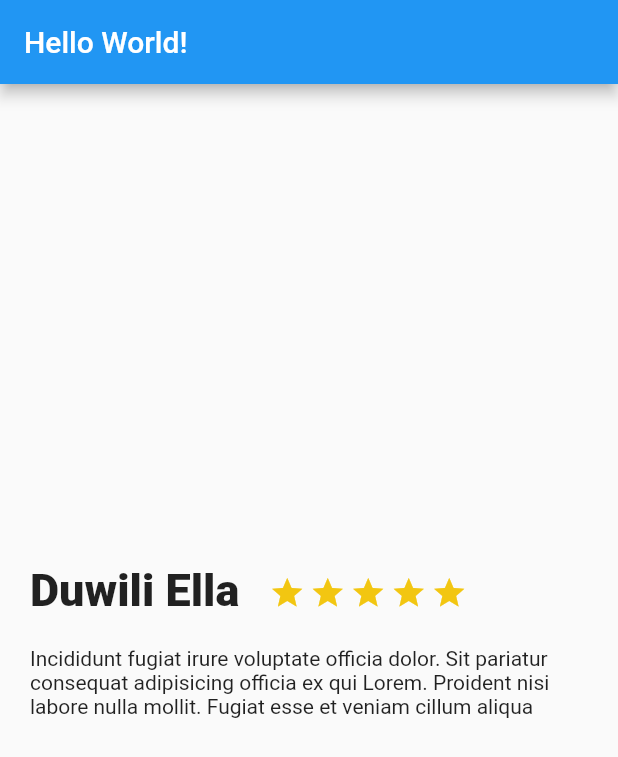
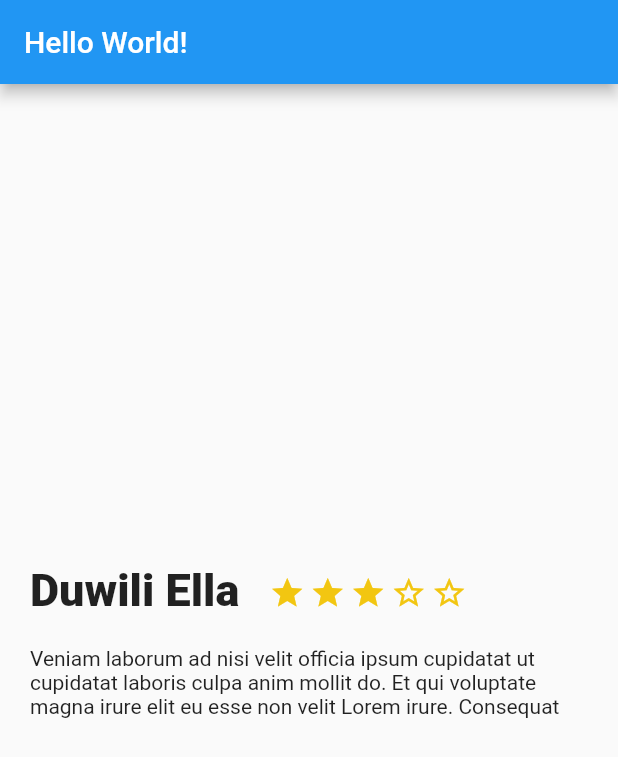
Before and after one commit to lrangelc/flutter_platzi_trips_app, a Flutter app: the screen it shows after launch, on a phone screen of 412 x 824 dp. Shown: the top 757 px of the screen. Run offline on Flutter 3.47's test engine with Material 2 defaults, Android fonts, the phone set to English and light mode, and no system bars.

Commit message:
add number stars

```diff
--- a/lib/description_place.dart
+++ b/lib/description_place.dart
@@ -1,20 +1,16 @@
 import 'package:flutter/material.dart';
 
 class DescriptionPlace extends StatelessWidget {
+  final String title;
+  final int stars;
+  final String description;
+
+  const DescriptionPlace({Key key, this.title, this.stars, this.description})
+      : super(key: key);
+
   @override
   Widget build(BuildContext context) {
-    final star = Container(
-      margin: EdgeInsets.only(
-        top: 323.0,
-        right: 3.0,
-      ),
-      child: Icon(
-        Icons.star,
-        color: Color(0xFFf2C611),
-      ),
-    );
-
-    final titleStars = Row(
+    final titleStarsWidget = Row(
       children: <Widget>[
         Container(
           margin: EdgeInsets.only(
@@ -23,7 +19,7 @@ class DescriptionPlace extends StatelessWidget {
             right: 20.0,
           ),
           child: Text(
-            'Duwili Ella',
+            title,
             style: TextStyle(
               fontSize: 30.0,
               fontWeight: FontWeight.w900,
@@ -31,30 +27,51 @@ class DescriptionPlace extends StatelessWidget {
             textAlign: TextAlign.left,
           ),
         ),
-        Row(
-          children: [
-            star,
-            star,
-            star,
-            star,
-            star,
-          ],
-        ),
+        _stars(stars)
       ],
     );
 
-    final description = Container(
+    final descriptionWidget = Container(
       height: 50.0,
       margin: EdgeInsets.all(20.0),
       child: SingleChildScrollView(
         child: Text(
-          'Incididunt fugiat irure voluptate officia dolor. Sit pariatur consequat adipisicing officia ex qui Lorem. Proident nisi labore nulla mollit. Fugiat esse et veniam cillum aliqua cillum ea culpa consequat culpa nostrud qui exercitation est. Deserunt adipisicing labore velit id est. Ullamco incididunt labore do nostrud deserunt ut irure elit. Labore dolore consectetur excepteur consectetur adipisicing excepteur ullamco fugiat consequat consequat aute.',
+          description,
         ),
       ),
     );
 
     return Column(
-      children: [titleStars, description],
+      children: [
+        titleStarsWidget,
+        descriptionWidget,
+      ],
+    );
+  }
+
+  Widget _stars(int stars) {
+    List<Widget> starsOn = [];
+    List<Widget> starsOff = [];
+    List(stars).forEach((element) => starsOn.add(_star(true)));
+    List(5 - stars).forEach((element) => starsOff.add(_star(false)));
+
+    List<Widget> starsFinal = []..addAll(starsOn)..addAll(starsOff);
+
+    return Row(
+      children: starsFinal,
+    );
+  }
+
+  Widget _star(bool isOn) {
+    return Container(
+      margin: EdgeInsets.only(
+        top: 323.0,
+        right: 3.0,
+      ),
+      child: Icon(
+        isOn ? Icons.star : Icons.star_border,
+        color: Color(0xFFf2C611),
+      ),
     );
   }
 }
--- a/lib/main.dart
+++ b/lib/main.dart
@@ -8,6 +8,11 @@ void main() {
 
 class MyApp extends StatelessWidget {
   // This widget is the root of your application.
+  final stars = 3;
+  final title = 'Duwili Ella';
+  final description =
+      'Veniam laborum ad nisi velit officia ipsum cupidatat ut cupidatat laboris culpa anim mollit do. Et qui voluptate magna irure elit eu esse non velit Lorem irure. Consequat duis laborum aliquip ex amet nostrud deserunt veniam exercitation labore dolor. Nulla dolore labore cupidatat aliquip occaecat minim magna nisi amet. Magna eiusmod dolor deserunt mollit irure exercitation.';
+
   @override
   Widget build(BuildContext context) {
     return MaterialApp(
@@ -30,12 +35,17 @@ class MyApp extends StatelessWidget {
       ),
       // home: MyHomePage(title: 'Flutter Demo Home Page'),
       home: Scaffold(
-          appBar: AppBar(
-            title: Text(
-              'Hello World!',
-            ),
+        appBar: AppBar(
+          title: Text(
+            'Hello World!',
           ),
-          body: DescriptionPlace()),
+        ),
+        body: DescriptionPlace(
+          title: title,
+          stars: stars,
+          description: description,
+        ),
+      ),
     );
   }
 
```
